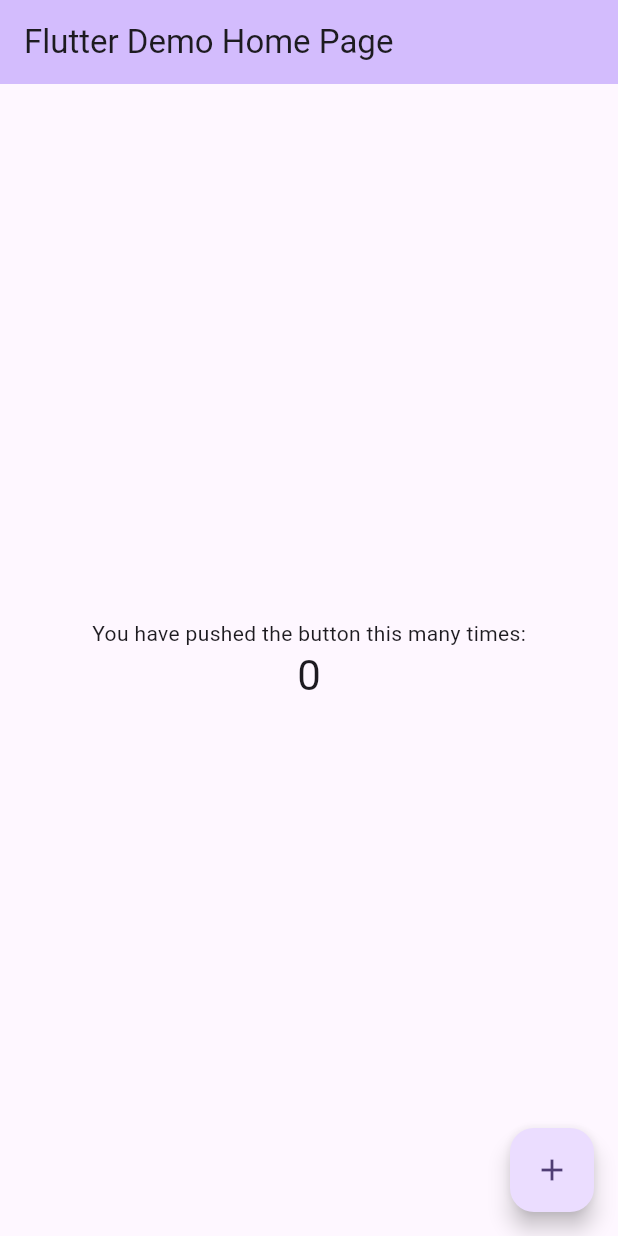
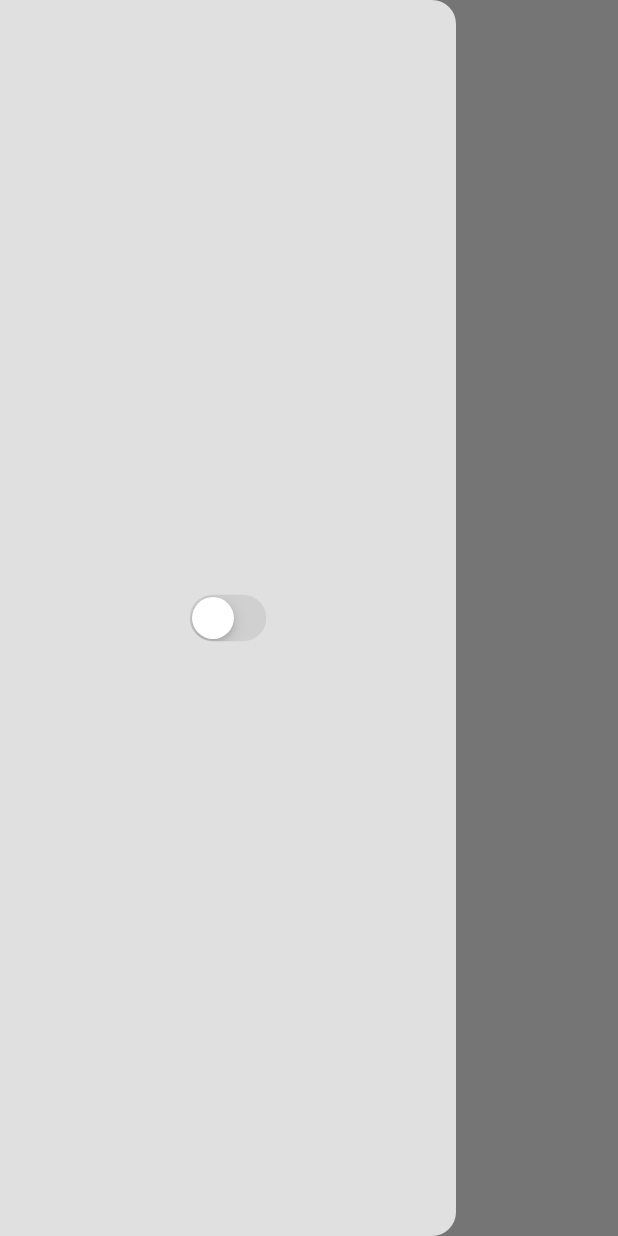
Before and after one commit to Flutter-work-portfolio/habit-tracker-flutter-app, a Flutter app: the screen it shows after launch, with the side drawer open (before the commit the screen has no drawer), on a phone screen of 412 x 824 dp. Run offline on Flutter 3.47's test engine with Material 3 defaults, Android fonts, the phone set to English and light mode, and no system bars.

Commit message:
- theme setup

```diff
--- /dev/null
+++ b/lib/config/Theme/dark_theme.dart
@@ -0,0 +1,11 @@
+import 'package:flutter/material.dart';
+
+ThemeData darkMode= ThemeData(
+    colorScheme: ColorScheme.light(
+      background: Colors.grey.shade900,
+      primary: Colors.grey.shade600,
+      secondary: Colors.grey.shade700,
+      tertiary: Colors.grey.shade800,
+      inversePrimary: Colors.grey.shade300,
+    )
+);
--- /dev/null
+++ b/lib/config/Theme/light_theme.dart
@@ -0,0 +1,11 @@
+import 'package:flutter/material.dart';
+
+ThemeData lightMode= ThemeData(
+  colorScheme: ColorScheme.light(
+    background: Colors.grey.shade300,
+    primary: Colors.grey.shade500,
+    secondary: Colors.grey.shade200,
+    tertiary: Colors.white,
+    inversePrimary: Colors.grey.shade900,
+  )
+);
--- /dev/null
+++ b/lib/config/Theme/theme_provider.dart
@@ -0,0 +1,28 @@
+import 'package:flutter/cupertino.dart';
+import 'package:flutter/material.dart';
+import 'package:habit_tracker/config/Theme/dark_theme.dart';
+import 'package:habit_tracker/config/Theme/light_theme.dart';
+
+class ThemeProvider extends ChangeNotifier{
+  ThemeData _themeData = lightMode;
+
+
+  ThemeData get themeData=>_themeData;
+
+  bool get isDarkMode => _themeData == darkMode;
+
+  set themeData(ThemeData themeData){
+    _themeData=themeData;
+    notifyListeners();
+  }
+
+  void toggleTheme(){
+    if(_themeData==lightMode){
+      themeData=darkMode;
+    }
+    else{
+      themeData=lightMode;
+    }
+    notifyListeners();
+  }
+}
--- a/lib/main.dart
+++ b/lib/main.dart
@@ -1,7 +1,16 @@
+
 import 'package:flutter/material.dart';
+import 'package:habit_tracker/config/Theme/theme_provider.dart';
+import 'package:habit_tracker/view/home_page.dart';
+import 'package:provider/provider.dart';
 
 void main() {
-  runApp(const MyApp());
+  runApp(
+    ChangeNotifierProvider(
+      create:(context)=> ThemeProvider(),
+      child: const MyApp()
+    )
+     );
 }
 
 class MyApp extends StatelessWidget {
@@ -11,115 +20,10 @@ class MyApp extends StatelessWidget {
   @override
   Widget build(BuildContext context) {
     return MaterialApp(
-      title: 'Flutter Demo',
-      theme: ThemeData(
-        // This is the theme of your application.
-        //
-        // TRY THIS: Try running your application with "flutter run". You'll see
-        // the application has a purple toolbar. Then, without quitting the app,
-        // try changing the seedColor in the colorScheme below to Colors.green
-        // and then invoke "hot reload" (save your changes or press the "hot
-        // reload" button in a Flutter-supported IDE, or press "r" if you used
-        // the command line to start the app).
-        //
-        // Notice that the counter didn't reset back to zero; the application
-        // state is not lost during the reload. To reset the state, use hot
-        // restart instead.
-        //
-        // This works for code too, not just values: Most code changes can be
-        // tested with just a hot reload.
-        colorScheme: ColorScheme.fromSeed(seedColor: Colors.deepPurple),
-        useMaterial3: true,
-      ),
-      home: const MyHomePage(title: 'Flutter Demo Home Page'),
+      debugShowCheckedModeBanner: false,
+      title: 'Flutter Habit Tracker App',
+      theme: Provider.of<ThemeProvider>(context).themeData,
+      home: const HomePage(),
     );
   }
 }
-
-class MyHomePage extends StatefulWidget {
-  const MyHomePage({super.key, required this.title});
-
-  // This widget is the home page of your application. It is stateful, meaning
-  // that it has a State object (defined below) that contains fields that affect
-  // how it looks.
-
-  // This class is the configuration for the state. It holds the values (in this
-  // case the title) provided by the parent (in this case the App widget) and
-  // used by the build method of the State. Fields in a Widget subclass are
-  // always marked "final".
-
-  final String title;
-
-  @override
-  State<MyHomePage> createState() => _MyHomePageState();
-}
-
-class _MyHomePageState extends State<MyHomePage> {
-  int _counter = 0;
-
-  void _incrementCounter() {
-    setState(() {
-      // This call to setState tells the Flutter framework that something has
-      // changed in this State, which causes it to rerun the build method below
-      // so that the display can reflect the updated values. If we changed
-      // _counter without calling setState(), then the build method would not be
-      // called again, and so nothing would appear to happen.
-      _counter++;
-    });
-  }
-
-  @override
-  Widget build(BuildContext context) {
-    // This method is rerun every time setState is called, for instance as done
-    // by the _incrementCounter method above.
-    //
-    // The Flutter framework has been optimized to make rerunning build methods
-    // fast, so that you can just rebuild anything that needs updating rather
-    // than having to individually change instances of widgets.
-    return Scaffold(
-      appBar: AppBar(
-        // TRY THIS: Try changing the color here to a specific color (to
-        // Colors.amber, perhaps?) and trigger a hot reload to see the AppBar
-        // change color while the other colors stay the same.
-        backgroundColor: Theme.of(context).colorScheme.inversePrimary,
-        // Here we take the value from the MyHomePage object that was created by
-        // the App.build method, and use it to set our appbar title.
-        title: Text(widget.title),
-      ),
-      body: Center(
-        // Center is a layout widget. It takes a single child and positions it
-        // in the middle of the parent.
-        child: Column(
-          // Column is also a layout widget. It takes a list of children and
-          // arranges them vertically. By default, it sizes itself to fit its
-          // children horizontally, and tries to be as tall as its parent.
-          //
-          // Column has various properties to control how it sizes itself and
-          // how it positions its children. Here we use mainAxisAlignment to
-          // center the children vertically; the main axis here is the vertical
-          // axis because Columns are vertical (the cross axis would be
-          // horizontal).
-          //
-          // TRY THIS: Invoke "debug painting" (choose the "Toggle Debug Paint"
-          // action in the IDE, or press "p" in the console), to see the
-          // wireframe for each widget.
-          mainAxisAlignment: MainAxisAlignment.center,
-          children: <Widget>[
-            const Text(
-              'You have pushed the button this many times:',
-            ),
-            Text(
-              '$_counter',
-              style: Theme.of(context).textTheme.headlineMedium,
-            ),
-          ],
-        ),
-      ),
-      floatingActionButton: FloatingActionButton(
-        onPressed: _incrementCounter,
-        tooltip: 'Increment',
-        child: const Icon(Icons.add),
-      ), // This trailing comma makes auto-formatting nicer for build methods.
-    );
-  }
-}
--- /dev/null
+++ b/lib/view/home_page.dart
@@ -0,0 +1,29 @@
+import 'package:flutter/cupertino.dart';
+import 'package:flutter/material.dart';
+import 'package:habit_tracker/config/Theme/theme_provider.dart';
+import 'package:provider/provider.dart';
+
+class HomePage extends StatefulWidget {
+  const HomePage({super.key});
+
+  @override
+  State<HomePage> createState() => _HomePageState();
+}
+
+class _HomePageState extends State<HomePage> {
+  @override
+  Widget build(BuildContext context) {
+    return Scaffold(
+      appBar: AppBar(),
+      drawer: Drawer(
+        backgroundColor: Theme.of(context).colorScheme.background,
+        child: Center(
+          child: CupertinoSwitch(
+            value: Provider.of<ThemeProvider>(context).isDarkMode,
+            onChanged: (bool value)=>Provider.of<ThemeProvider>(context,listen: false).toggleTheme(),
+          ),
+        ),
+      ),
+    );
+  }
+}
--- a/pubspec.yaml
+++ b/pubspec.yaml
@@ -35,6 +35,7 @@ dependencies:
   # The following adds the Cupertino Icons font to your application.
   # Use with the CupertinoIcons class for iOS style icons.
   cupertino_icons: ^1.0.2
+  provider: ^6.1.2
 
 dev_dependencies:
   flutter_test:
```
Also changed, not shown: pubspec.lock.
